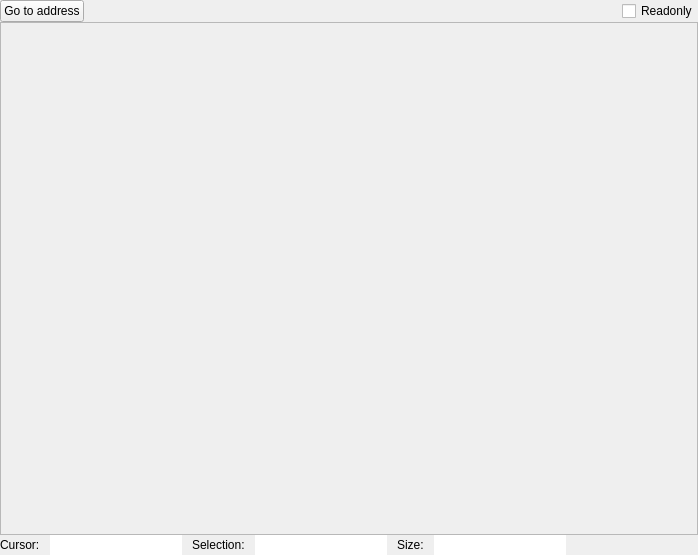
The window that qhexviewwidget.ui (horsicq/QHexView) describes before a commit, drawn with Qt 5.
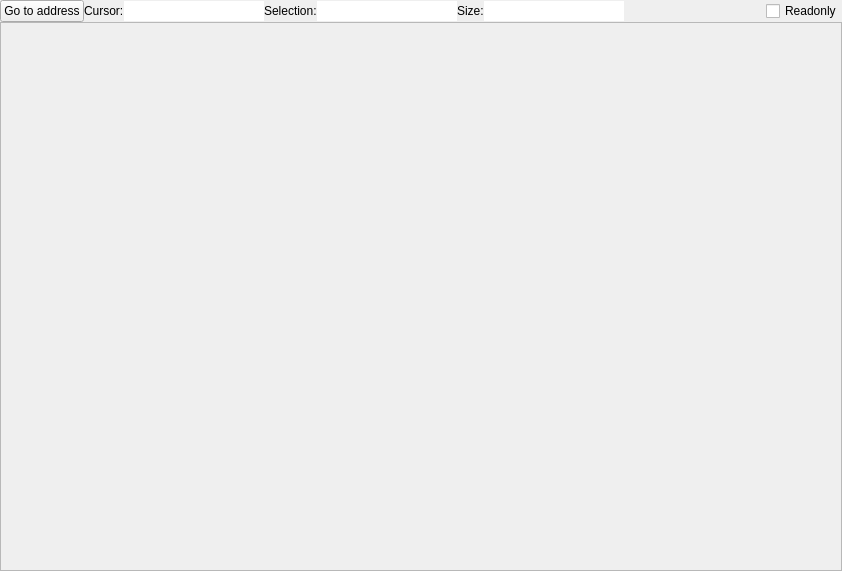
The same window after the commit. Custom widgets are drawn as their Qt base class.

Diff of the .ui file:
```diff
--- a/qhexviewwidget.ui
+++ b/qhexviewwidget.ui
@@ -6,8 +6,8 @@
    <rect>
     <x>0</x>
     <y>0</y>
-    <width>698</width>
-    <height>555</height>
+    <width>842</width>
+    <height>571</height>
    </rect>
   </property>
   <property name="windowTitle">
@@ -39,50 +39,6 @@
       </widget>
      </item>
      <item>
-      <spacer name="horizontalSpacer_2">
-       <property name="orientation">
-        <enum>Qt::Horizontal</enum>
-       </property>
-       <property name="sizeHint" stdset="0">
-        <size>
-         <width>40</width>
-         <height>20</height>
-        </size>
-       </property>
-      </spacer>
-     </item>
-     <item>
-      <widget class="QCheckBox" name="checkBoxReadonly">
-       <property name="text">
-        <string>Readonly</string>
-       </property>
-      </widget>
-     </item>
-    </layout>
-   </item>
-   <item>
-    <widget class="QHexView" name="scrollAreaHex">
-     <property name="widgetResizable">
-      <bool>true</bool>
-     </property>
-     <widget class="QWidget" name="scrollAreaWidgetContents">
-      <property name="geometry">
-       <rect>
-        <x>0</x>
-        <y>0</y>
-        <width>696</width>
-        <height>506</height>
-       </rect>
-      </property>
-     </widget>
-    </widget>
-   </item>
-   <item>
-    <layout class="QHBoxLayout" name="horizontalLayout_2">
-     <property name="spacing">
-      <number>10</number>
-     </property>
-     <item>
       <widget class="QLabel" name="labelCursor">
        <property name="text">
         <string>Cursor:</string>
@@ -91,6 +47,12 @@
      </item>
      <item>
       <widget class="QLineEditHEX" name="lineEditCursorAddress">
+       <property name="maximumSize">
+        <size>
+         <width>140</width>
+         <height>16777215</height>
+        </size>
+       </property>
        <property name="frame">
         <bool>false</bool>
        </property>
@@ -105,6 +67,12 @@
      </item>
      <item>
       <widget class="QLineEditHEX" name="lineEditSelectionAddress">
+       <property name="maximumSize">
+        <size>
+         <width>140</width>
+         <height>16777215</height>
+        </size>
+       </property>
        <property name="frame">
         <bool>false</bool>
        </property>
@@ -119,6 +87,12 @@
      </item>
      <item>
       <widget class="QLineEditHEX" name="lineEditSelectionSize">
+       <property name="maximumSize">
+        <size>
+         <width>140</width>
+         <height>16777215</height>
+        </size>
+       </property>
        <property name="autoFillBackground">
         <bool>false</bool>
        </property>
@@ -131,7 +105,7 @@
       </widget>
      </item>
      <item>
-      <spacer name="horizontalSpacer">
+      <spacer name="horizontalSpacer_2">
        <property name="orientation">
         <enum>Qt::Horizontal</enum>
        </property>
@@ -143,8 +117,32 @@
        </property>
       </spacer>
      </item>
+     <item>
+      <widget class="QCheckBox" name="checkBoxReadonly">
+       <property name="text">
+        <string>Readonly</string>
+       </property>
+      </widget>
+     </item>
     </layout>
    </item>
+   <item>
+    <widget class="QHexView" name="scrollAreaHex">
+     <property name="widgetResizable">
+      <bool>true</bool>
+     </property>
+     <widget class="QWidget" name="scrollAreaWidgetContents">
+      <property name="geometry">
+       <rect>
+        <x>0</x>
+        <y>0</y>
+        <width>840</width>
+        <height>544</height>
+       </rect>
+      </property>
+     </widget>
+    </widget>
+   </item>
   </layout>
  </widget>
  <customwidgets>
```
